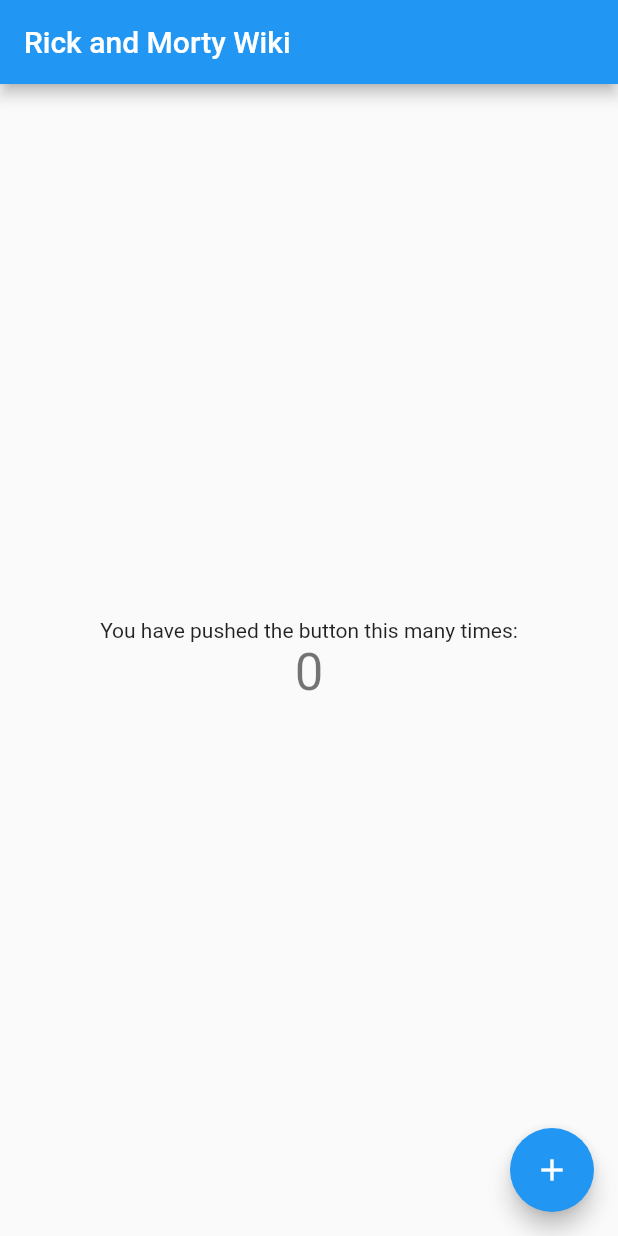
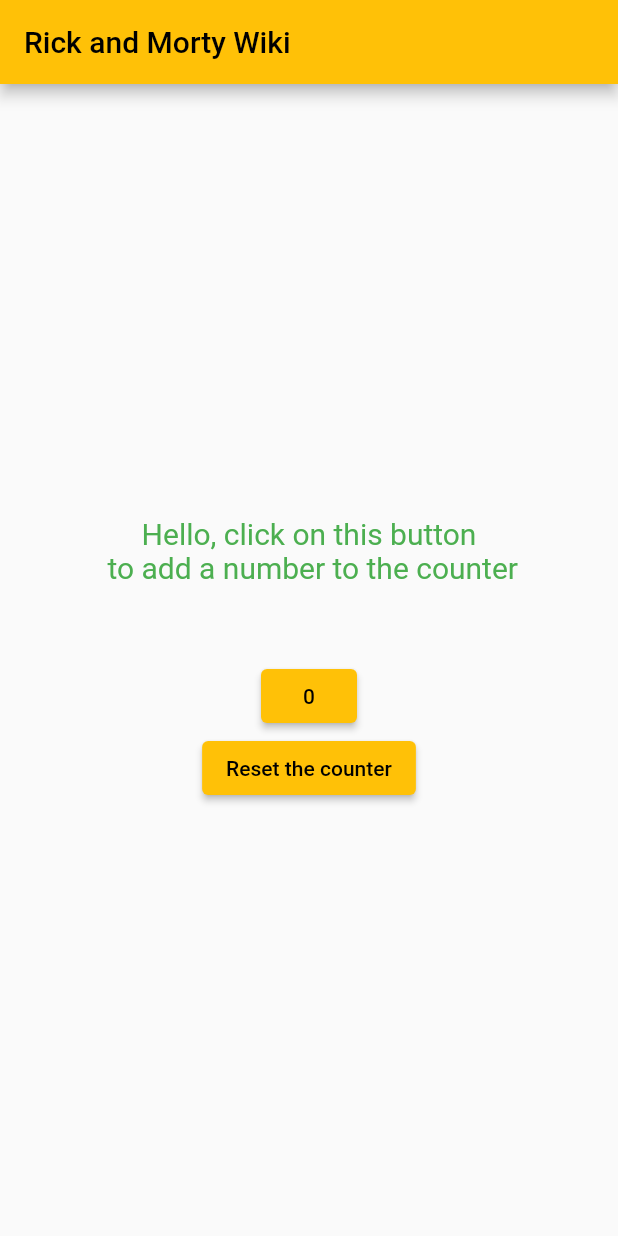
Before and after one commit to therarErifor/Rick_and_Morty_wiki, a Flutter app: the screen it shows after launch, on a phone screen of 412 x 824 dp. Run offline on Flutter 3.47's test engine with Material 2 defaults, Android fonts, the light colour scheme and no system bars; our stand-ins replace flutter_bloc.

Commit message:
add a bloc method

```diff
--- a/main/lib/main.dart
+++ b/main/lib/main.dart
@@ -1,4 +1,5 @@
 import 'package:flutter/material.dart';
+import 'package:flutter_bloc/flutter_bloc.dart';
 
 void main() {
   runApp(const MyApp());
@@ -10,58 +11,144 @@
   @override
   Widget build(BuildContext context) {
     return MaterialApp(
+        debugShowCheckedModeBanner: false,
         title: 'Rick and Morty Wiki',
         theme: ThemeData(
-        primarySwatch: Colors.blue,
+          primarySwatch: Colors.amber,
         ),
-      home: const MyHomePage(title: 'Rick and Morty Wiki'),
-    );
+        home: MainPage());
   }
 }
 
-class MyHomePage extends StatefulWidget {
-  const MyHomePage({super.key, required this.title});
-
-  final String title;
-
-  @override
-  State<MyHomePage> createState() => _MyHomePageState();
-}
-
-class _MyHomePageState extends State<MyHomePage> {
-  int _counter = 0;
-
-  void _incrementCounter() {
-    setState(() {
-      _counter++;
-    });
-  }
-
+class MainPage extends StatelessWidget {
   @override
   Widget build(BuildContext context) {
+    return BlocProvider(
+        create: (_) => CounterBloc(),
+        child: BlocBuilder<CounterBloc, State>(builder: (context, state) {
+          var impState = state as ImpState;
+
           return Scaffold(
               appBar: AppBar(
-        title: Text(widget.title),
+                title: const Text('Rick and Morty Wiki'),
               ),
               body: Center(
                   child: Column(
                 mainAxisAlignment: MainAxisAlignment.center,
-          children: <Widget>[
-            const Text(
-              'You have pushed the button this many times:',
-            ),
+                crossAxisAlignment: CrossAxisAlignment.center,
+                children: [
                   Text(
-              '$_counter',
-              style: Theme.of(context).textTheme.headline4,
-            ),
+                      'Hello, click on this button\n to add a number to the counter',
+                      textAlign: TextAlign.center,
+                      style: const TextStyle(
+                        fontSize: 20,
+                        color: Colors.green,
+                      )),
+                  SizedBox(height: 50),
+                  ElevatedButton(
+                      onPressed: () =>
+                          context.read<CounterBloc>().add(ClickEvent()),
+                      child: Text('${impState.clickCount}')),
+                  ElevatedButton(
+                      onPressed: () =>
+                          context.read<CounterBloc>().add(ResetEvent()),
+                      child: Text('Reset the counter'))
                 ],
-        ),
-      ),
-      floatingActionButton: FloatingActionButton(
-        onPressed: _incrementCounter,
-        tooltip: 'Increment',
-        child: const Icon(Icons.add),
-      ), // This trailing comma makes auto-formatting nicer for build methods.
-    );
+              )));
+        }));
   }
 }
+
+abstract class Event {}
+
+class ClickEvent extends Event {}
+
+class ResetEvent extends Event {}
+
+class ImpEvent {}
+
+class CounterBloc extends Bloc<Event, State> {
+  int _clickCount = 0;
+
+  CounterBloc() : super(ImpState(0)) {
+    on<ClickEvent>(onClick);
+    on<ResetEvent>(resetCount);
+  }
+
+  void onClick(ClickEvent event, Emitter<State> emitter) {
+    _clickCount++;
+    emitter(ImpState(_clickCount));
+  }
+
+  void resetCount(ResetEvent event, Emitter<State> emitter) {
+    _clickCount = 0;
+    emitter(ImpState(_clickCount));
+  }
+}
+// class ResetBlock extends Block<Event, State>{
+//
+// }
+
+abstract class State {}
+
+class ImpState extends State {
+  ImpState(this.clickCount);
+
+  final int clickCount;
+}
+
+//
+// class MyHomePage extends StatefulWidget {
+//   const MyHomePage({super.key, required this.title});
+//
+//   final String title;
+//
+//   @override
+//   State<MyHomePage> createState() => _MyHomePageState();
+// }
+//
+// class _MyHomePageState extends State<MyHomePage> {
+//   int _counter = 0;
+//   final String _baseUrl = 'rickandmortyapi.com';
+//   String reusltURL = '';
+//   _ku(){
+//
+//     final uri = Uri.https(_baseUrl);
+//     return uri;
+//   }
+//
+//   void _incrementCounter() {
+//     setState(() {
+//       reusltURL = _ku();
+//       _counter++;
+//     });
+//   }
+//
+//   @override
+//   Widget build(BuildContext context) {
+//     return Scaffold(
+//       appBar: AppBar(
+//         title: Text(widget.title),
+//       ),
+//       body: Center(
+//         child: Column(
+//           mainAxisAlignment: MainAxisAlignment.center,
+//           children: <Widget>[
+//             const Text(
+//               'You have pushed the button this many times:',
+//             ),
+//             Text(
+//               '$reusltURL',
+//               style: Theme.of(context).textTheme.headline4,
+//             ),
+//           ],
+//         ),
+//       ),
+//       floatingActionButton: FloatingActionButton(
+//         onPressed: _incrementCounter,
+//         tooltip: 'Increment',
+//         child: const Icon(Icons.add),
+//       ), // This trailing comma makes auto-formatting nicer for build methods.
+//     );
+//   }
+// }
--- a/main/pubspec.yaml
+++ b/main/pubspec.yaml
@@ -36,6 +36,7 @@
   # The following adds the Cupertino Icons font to your application.
   # Use with the CupertinoIcons class for iOS style icons.
   cupertino_icons: ^1.0.2
+  flutter_bloc: ^8.1.1
 
 dev_dependencies:
   flutter_test:
```
Also changed, not shown: main/lib/repository.dart (added), main/pubspec.lock. Lines whose indentation alone changed are shown as unchanged.
